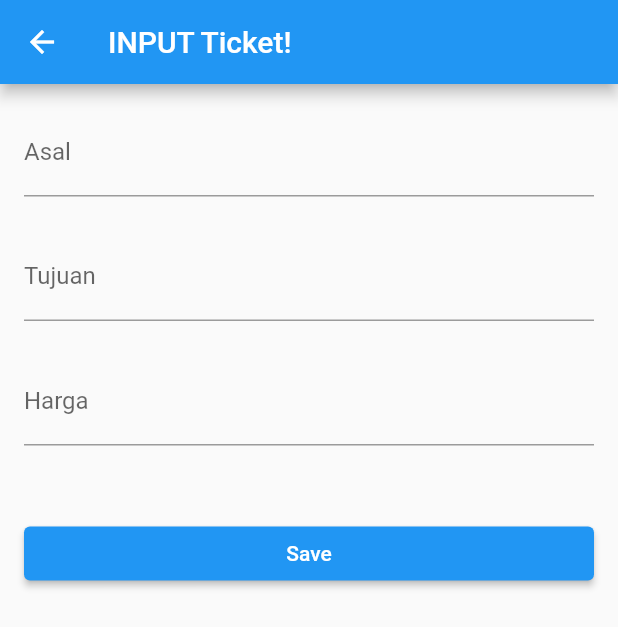
After one commit to ErickMarcellinoP18/11_PBPtransportasi, a Flutter app: the ticketInputPage screen opened directly, after a tap on "Save", on a phone screen of 412 x 824 dp. The commit adds this screen. Shown: the top 627 px of the screen. Run offline on Flutter 3.47's test engine with Material 2 defaults, Android fonts, the phone set to English and light mode, and no system bars; our stand-ins replace flutter_slidable, shared_preferences, sqflite; accounts and stored records are empty.

Commit message:
AddedInputPageAndFixedLittleBits

```diff
--- a/lib/data/ticket.dart
+++ b/lib/data/ticket.dart
@@ -2,7 +2,7 @@ class ticket {
   final int? IdTicket, userId;
 
   String? tujuan, asal;
-  double? harga;
+  int? harga;
 
   ticket({this.userId, this.IdTicket, this.asal, this.tujuan, this.harga});
 }
--- a/lib/database/sql_helper.dart
+++ b/lib/database/sql_helper.dart
@@ -16,7 +16,7 @@ class SQLHelper {
         id INTEGER,
         tujuan TEXT,
         asal TEXT,
-        harga TEXT
+        harga INTEGER
         FOREIGN KEY (id) REFERENCES user(id)
       )
     """);
@@ -45,7 +45,7 @@ class SQLHelper {
   }
 
   static Future<int> addTicket(
-      int id, String asal, String tujuan, String, double harga) async {
+      int id, String asal, String tujuan, int harga) async {
     final db = await SQLHelper.db();
     final data = {'id': id, 'asal': asal, 'tujuan': tujuan, 'harga': harga};
     return await db.insert('ticket', data);
@@ -61,8 +61,8 @@ class SQLHelper {
     return db.query('ticket');
   }
 
-  static Future<int> editTicket(int idTicket, int id, String asal,
-      String tujuan, String, double harga) async {
+  static Future<int> editTicket(
+      int idTicket, int id, String asal, String tujuan, int harga) async {
     final db = await SQLHelper.db();
     final data = {'id': id, 'asal': asal, 'tujuan': tujuan, 'harga': harga};
     return await db.update('ticket', data, where: "idTicket = $idTicket");
--- a/lib/view/MainHomeView.dart
+++ b/lib/view/MainHomeView.dart
@@ -17,7 +17,9 @@ class _TicketHomePageState extends State<TicketHomePage> {
     return Scaffold(
       appBar: AppBar(
         title: Text("Hello," + widget.loggedIn.name!),
-        actions: [],
+        actions: [
+          //nanti tambah IconButton disini untuk edit Profile yaa
+        ],
       ),
     );
   }
--- /dev/null
+++ b/lib/view/ticketInputPage.dart
@@ -0,0 +1,81 @@
+import 'package:flutter/material.dart';
+import 'package:transportasi_11/database/sql_helper.dart';
+
+class ticketInputPage extends StatefulWidget {
+  const ticketInputPage(
+      {super.key, this.asal, this.tujuan, this.harga, this.idTicket, this.id});
+  final String? asal, tujuan;
+  final int? harga, idTicket, id;
+  //int id, String asal, String tujuan, String, double harga
+  @override
+  State<ticketInputPage> createState() => _ticketInputPageState();
+}
+
+class _ticketInputPageState extends State<ticketInputPage> {
+  TextEditingController controllerAsal = TextEditingController();
+  TextEditingController controllerTujuan = TextEditingController();
+  TextEditingController controllerHarga = TextEditingController();
+
+  @override
+  Widget build(BuildContext context) {
+    if (widget.idTicket != null) {
+      controllerAsal.text = widget.asal!;
+      controllerTujuan.text = widget.tujuan!;
+      controllerHarga.text = widget.harga!.toString();
+    }
+    return Scaffold(
+      appBar: AppBar(
+        title: Text("INPUT Ticket!"),
+      ),
+      body: ListView(padding: EdgeInsets.all(16), children: [
+        TextField(
+          controller: controllerAsal,
+          decoration: const InputDecoration(
+            border: UnderlineInputBorder(),
+            labelText: 'Asal',
+          ),
+        ),
+        SizedBox(
+          height: 24,
+        ),
+        TextField(
+          controller: controllerTujuan,
+          decoration: const InputDecoration(
+            border: UnderlineInputBorder(),
+            labelText: 'Tujuan',
+          ),
+        ),
+        SizedBox(height: 24),
+        TextField(
+          controller: controllerHarga,
+          decoration: const InputDecoration(
+            border: UnderlineInputBorder(),
+            labelText: 'Harga',
+          ),
+        ),
+        SizedBox(height: 48),
+        ElevatedButton(
+          child: Text('Save'),
+          onPressed: () async {
+            if (widget.idTicket == null) {
+              await addTicket();
+            } else {
+              await editTicket(widget.idTicket!);
+            }
+            Navigator.pop(context);
+          },
+        )
+      ]),
+    );
+  }
+
+  Future<void> addTicket() async {
+    await SQLHelper.addTicket(widget.id!, controllerAsal.text,
+        controllerTujuan.text, int.parse(controllerHarga.text));
+  }
+
+  Future<void> editTicket(int idTicket) async {
+    await SQLHelper.editTicket(idTicket, widget.id!, controllerAsal.text,
+        controllerTujuan.text, int.parse(controllerHarga.text));
+  }
+}
```
